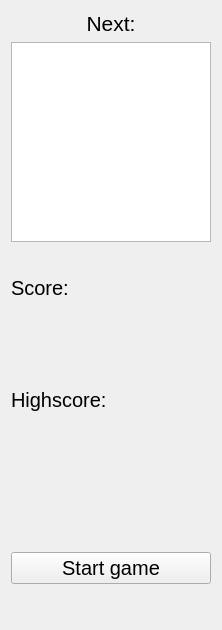
First picture: the form in src/menu.ui, repository MivojBlazek/Tetris, before the edit.
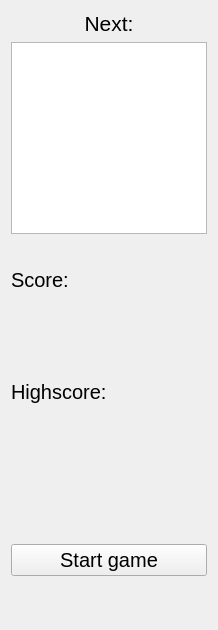
Second picture: the form after the edit.

The edit to the form file:
```diff
--- a/src/menu.ui
+++ b/src/menu.ui
@@ -33,8 +33,8 @@
     <widget class="QGraphicsView" name="graphicsView">
      <property name="minimumSize">
       <size>
-       <width>200</width>
-       <height>200</height>
+       <width>100</width>
+       <height>100</height>
       </size>
      </property>
      <property name="maximumSize">
```
